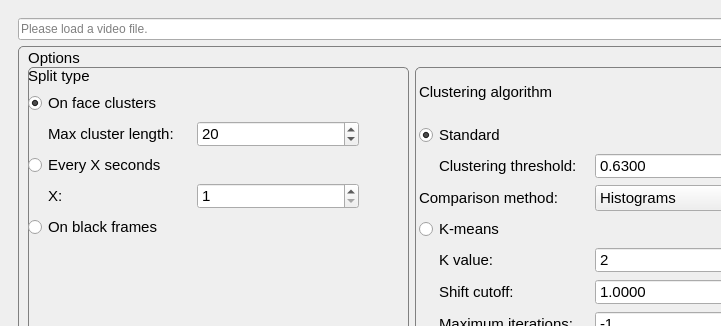
First picture: the form in segmenter/gui.ui, repository animeshsahay/icl_video_segmentation, before the edit; both pictures show x 0 to 721 and y 0 to 326 of the 1030 by 714 pixel window.
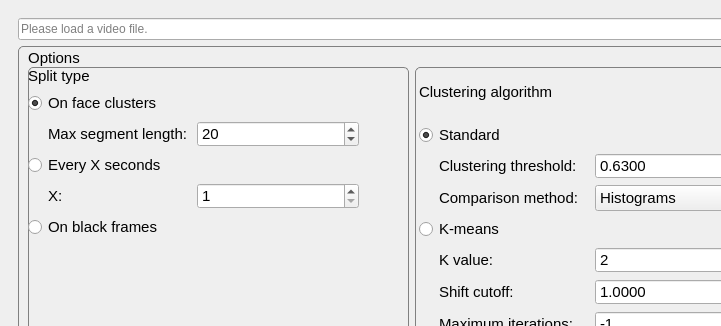
Second picture: the form after the edit. The open tabs and pages were chosen to show the change. Custom widgets are drawn as their Qt base class.

```diff
--- a/segmenter/gui.ui
+++ b/segmenter/gui.ui
@@ -284,7 +284,7 @@
                          <item>
                           <widget class="QLabel" name="label_11">
                            <property name="text">
-                            <string>Max cluster length:</string>
+                            <string>Max segment length:</string>
                            </property>
                            <property name="indent">
                             <number>20</number>
@@ -453,6 +453,9 @@
                          <property name="text">
                           <string>Comparison method:</string>
                          </property>
+                         <property name="indent">
+                          <number>20</number>
+                         </property>
                         </widget>
                        </item>
                        <item>
```
Left out of the diff: 4 changed lines with no effect on the pictures.
